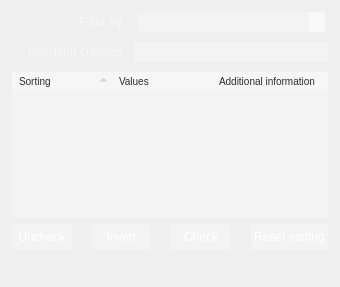
Old version of the form core/sorting.ui in the repository Rekall/Rekall.
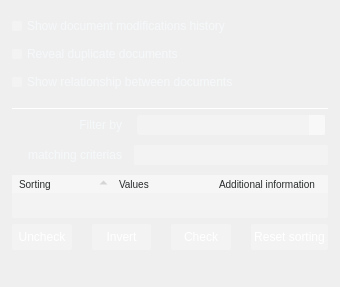
New version of the form. Icons and pictures are not drawn.

Diff of the .ui file:
```diff
--- a/core/sorting.ui
+++ b/core/sorting.ui
@@ -351,6 +351,11 @@
 QFrame#frameGlobalTimeline QFrame#frameGlobalTimelineTransport {
 	background:				rgb(45, 50, 53);
 }
+
+QFrame#frameOptions {
+	border: 0px solid white;
+	border-bottom: 1px solid white;
+}
 </string>
   </property>
   <layout class="QVBoxLayout" name="verticalLayout">
@@ -429,50 +434,23 @@
       <property name="verticalSpacing">
        <number>6</number>
       </property>
-      <item row="2" column="0" colspan="2">
-       <widget class="QTreeWidget" name="checks">
-        <property name="focusPolicy">
-         <enum>Qt::StrongFocus</enum>
+      <item row="1" column="0">
+       <widget class="QLabel" name="title">
+        <property name="minimumSize">
+         <size>
+          <width>110</width>
+          <height>20</height>
+         </size>
         </property>
-        <property name="showDropIndicator" stdset="0">
-         <bool>false</bool>
+        <property name="text">
+         <string>Filter by</string>
         </property>
-        <property name="selectionMode">
-         <enum>QAbstractItemView::ContiguousSelection</enum>
+        <property name="alignment">
+         <set>Qt::AlignRight|Qt::AlignTrailing|Qt::AlignVCenter</set>
         </property>
-        <property name="indentation">
-         <number>0</number>
-        </property>
-        <property name="sortingEnabled">
-         <bool>true</bool>
-        </property>
-        <property name="columnCount">
-         <number>3</number>
-        </property>
-        <attribute name="headerVisible">
-         <bool>true</bool>
-        </attribute>
-        <column>
-         <property name="text">
-          <string>Sorting</string>
-         </property>
-        </column>
-        <column>
-         <property name="text">
-          <string notr="true">Values</string>
-         </property>
-        </column>
-        <column>
-         <property name="text">
-          <string>Additional information</string>
-         </property>
-        </column>
        </widget>
       </item>
-      <item row="1" column="1">
-       <widget class="QLineEdit" name="matches"/>
-      </item>
-      <item row="3" column="0" colspan="2">
+      <item row="4" column="0" colspan="2">
        <layout class="QHBoxLayout" name="horizontalLayout">
         <property name="spacing">
          <number>20</number>
@@ -507,7 +485,7 @@
         </item>
        </layout>
       </item>
-      <item row="4" column="0">
+      <item row="5" column="0">
        <spacer name="verticalSpacer">
         <property name="orientation">
          <enum>Qt::Vertical</enum>
@@ -520,7 +498,7 @@
         </property>
        </spacer>
       </item>
-      <item row="1" column="0">
+      <item row="2" column="0">
        <widget class="QLabel" name="matchesLabel">
         <property name="minimumSize">
          <size>
@@ -536,30 +514,10 @@
         </property>
        </widget>
       </item>
-      <item row="0" column="0">
-       <widget class="QLabel" name="title">
-        <property name="minimumSize">
-         <size>
-          <width>110</width>
-          <height>20</height>
-         </size>
-        </property>
-        <property name="text">
-         <string>Filter by</string>
-        </property>
-        <property name="alignment">
-         <set>Qt::AlignRight|Qt::AlignTrailing|Qt::AlignVCenter</set>
-        </property>
-       </widget>
+      <item row="2" column="1">
+       <widget class="QLineEdit" name="matches"/>
       </item>
-      <item row="0" column="1">
-       <widget class="QComboBox" name="filter">
-        <property name="editable">
-         <bool>true</bool>
-        </property>
-       </widget>
-      </item>
-      <item row="5" column="0">
+      <item row="6" column="0">
        <spacer name="verticalSpacer_2">
         <property name="orientation">
          <enum>Qt::Vertical</enum>
@@ -575,6 +533,101 @@
         </property>
        </spacer>
       </item>
+      <item row="3" column="0" colspan="2">
+       <widget class="QTreeWidget" name="checks">
+        <property name="focusPolicy">
+         <enum>Qt::StrongFocus</enum>
+        </property>
+        <property name="showDropIndicator" stdset="0">
+         <bool>false</bool>
+        </property>
+        <property name="selectionMode">
+         <enum>QAbstractItemView::ContiguousSelection</enum>
+        </property>
+        <property name="indentation">
+         <number>0</number>
+        </property>
+        <property name="sortingEnabled">
+         <bool>true</bool>
+        </property>
+        <property name="columnCount">
+         <number>3</number>
+        </property>
+        <attribute name="headerVisible">
+         <bool>true</bool>
+        </attribute>
+        <column>
+         <property name="text">
+          <string>Sorting</string>
+         </property>
+        </column>
+        <column>
+         <property name="text">
+          <string notr="true">Values</string>
+         </property>
+        </column>
+        <column>
+         <property name="text">
+          <string>Additional information</string>
+         </property>
+        </column>
+       </widget>
+      </item>
+      <item row="1" column="1">
+       <widget class="QComboBox" name="filter">
+        <property name="editable">
+         <bool>true</bool>
+        </property>
+       </widget>
+      </item>
+      <item row="0" column="0" colspan="2">
+       <widget class="QFrame" name="frameOptions">
+        <property name="frameShape">
+         <enum>QFrame::StyledPanel</enum>
+        </property>
+        <property name="frameShadow">
+         <enum>QFrame::Raised</enum>
+        </property>
+        <layout class="QVBoxLayout" name="verticalLayout_2">
+         <property name="spacing">
+          <number>0</number>
+         </property>
+         <property name="leftMargin">
+          <number>0</number>
+         </property>
+         <property name="topMargin">
+          <number>0</number>
+         </property>
+         <property name="rightMargin">
+          <number>0</number>
+         </property>
+         <property name="bottomMargin">
+          <number>12</number>
+         </property>
+         <item>
+          <widget class="QCheckBox" name="history">
+           <property name="text">
+            <string>Show document modifications history</string>
+           </property>
+          </widget>
+         </item>
+         <item>
+          <widget class="QCheckBox" name="hash">
+           <property name="text">
+            <string>Reveal duplicate documents</string>
+           </property>
+          </widget>
+         </item>
+         <item>
+          <widget class="QCheckBox" name="linkedTags">
+           <property name="text">
+            <string>Show relationship between documents</string>
+           </property>
+          </widget>
+         </item>
+        </layout>
+       </widget>
+      </item>
      </layout>
     </widget>
    </item>
```
